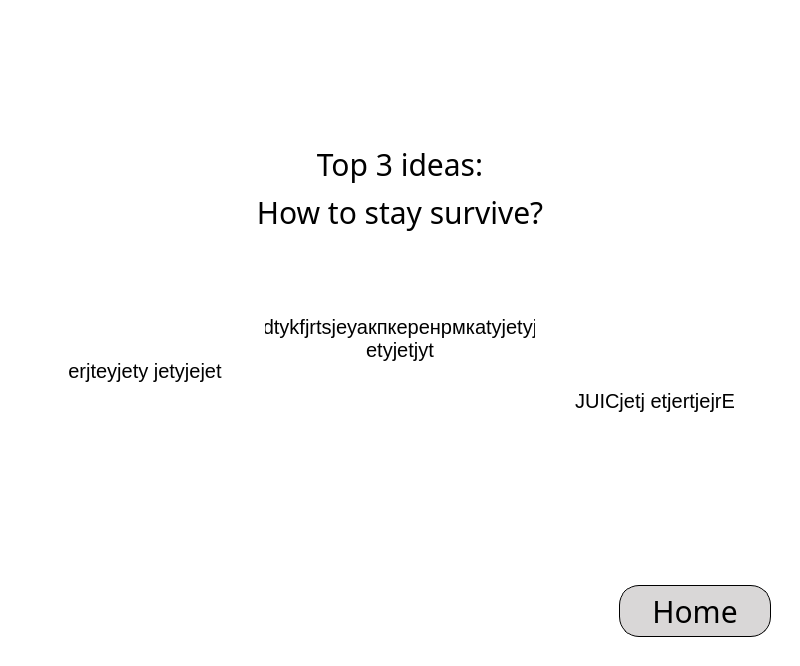
Qt form OS_Lab9_Server/mainwindow.ui (Bohdan2113/OS_Lab9_Server) before a commit.
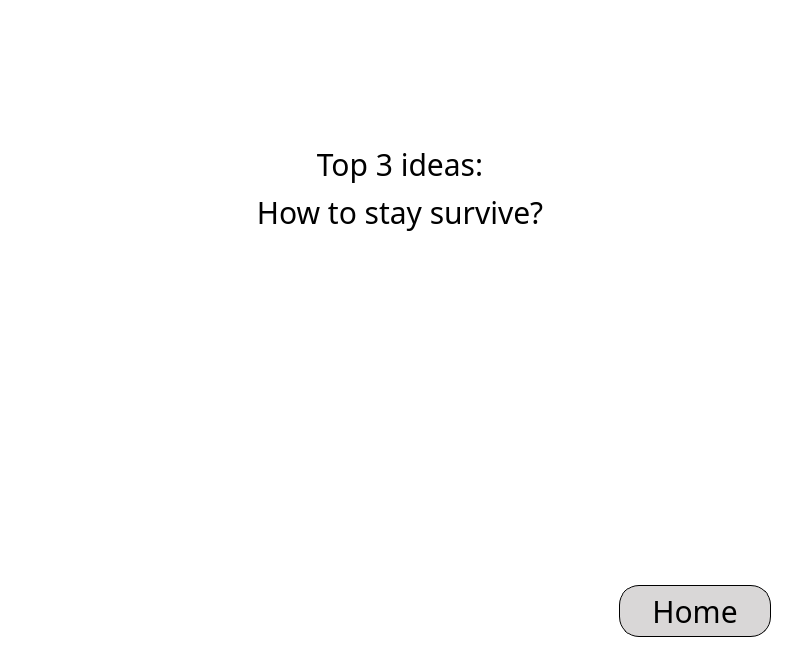
The same form after that commit. The open tabs and pages were chosen to show the change. Icons and pictures are not drawn.

```diff
--- a/OS_Lab9_Server/mainwindow.ui
+++ b/OS_Lab9_Server/mainwindow.ui
@@ -1295,7 +1295,7 @@
 </string>
                </property>
                <property name="text">
-                <string>erjteyjety jetyjejet</string>
+                <string/>
                </property>
                <property name="alignment">
                 <set>Qt::AlignmentFlag::AlignCenter</set>
@@ -1389,7 +1389,7 @@
 </string>
                </property>
                <property name="text">
-                <string>dtykfjrtsjeуакпкеренрмкаtyjetyj etyjetjyt</string>
+                <string/>
                </property>
                <property name="alignment">
                 <set>Qt::AlignmentFlag::AlignCenter</set>
@@ -1478,7 +1478,7 @@
 </string>
                </property>
                <property name="text">
-                <string>JUICjetj etjertjejrE</string>
+                <string/>
                </property>
                <property name="alignment">
                 <set>Qt::AlignmentFlag::AlignCenter</set>
```
Left out of the diff: 8 changed lines with no effect on the pictures.
